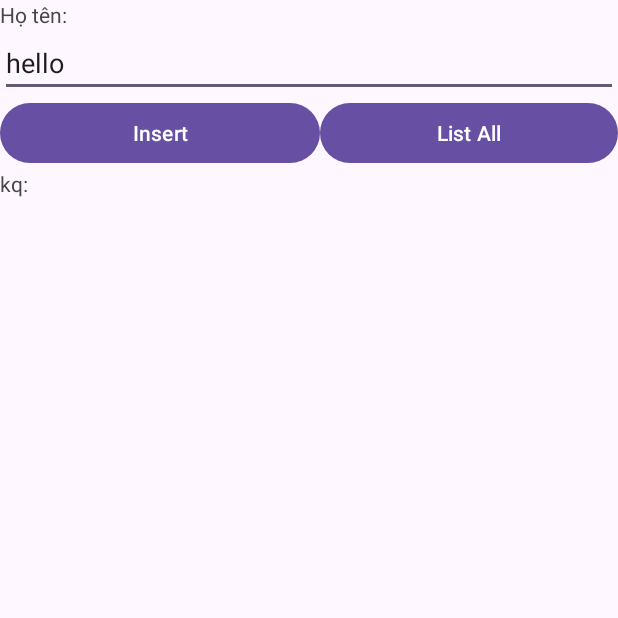
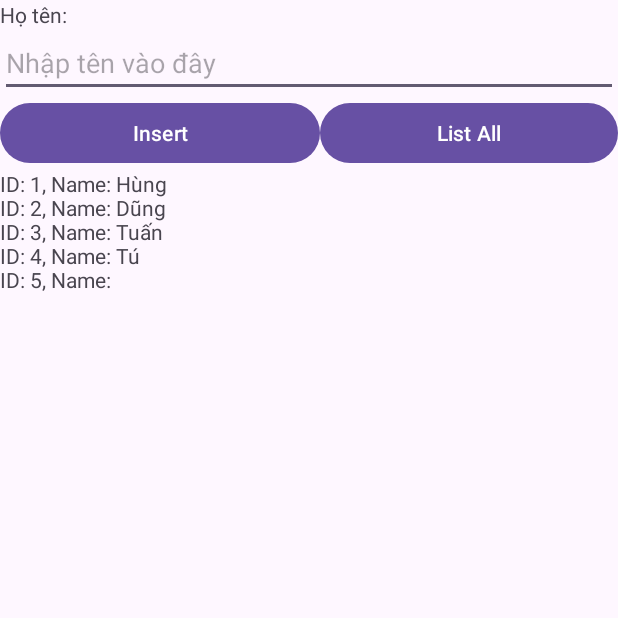
Before and after one commit to vanninh2002/mySQLite, an Android app: the screen it shows after launch (MainActivity), after a tap on "Insert", on a phone screen of 412 x 824 dp, the top half of it. Run offline under Robolectric (Android 15) with nearby library versions, the phone set to English and light mode, and no system bars.

Commit message:
sửa tí

```diff
--- a/app/src/main/java/vn/edu/tnut/mysqlite/MainActivity.java
+++ b/app/src/main/java/vn/edu/tnut/mysqlite/MainActivity.java
@@ -25,6 +25,8 @@ public class MainActivity extends AppCompatActivity {
             for (String hoten : hotens)
                 dataDAO.insertData(hoten);
         }
+
+        listAllrow(null);
     }
 
     @Override
@@ -40,6 +42,7 @@ public class MainActivity extends AppCompatActivity {
         //gọi dataDAO để insert
 
         dataDAO.insertData(hoten);
+        listAllrow(view);
     }
 
     public void listAllrow(View view) {
--- a/app/src/main/res/layout/activity_main.xml
+++ b/app/src/main/res/layout/activity_main.xml
@@ -18,8 +18,9 @@
         android:layout_width="match_parent"
         android:layout_height="wrap_content"
         android:ems="10"
-        android:text="hello"
-        android:inputType="text" />
+        android:hint="Nhập tên vào đây"
+        android:inputType="text"
+        android:text="" />
 
     <LinearLayout
         android:layout_width="match_parent"
```
